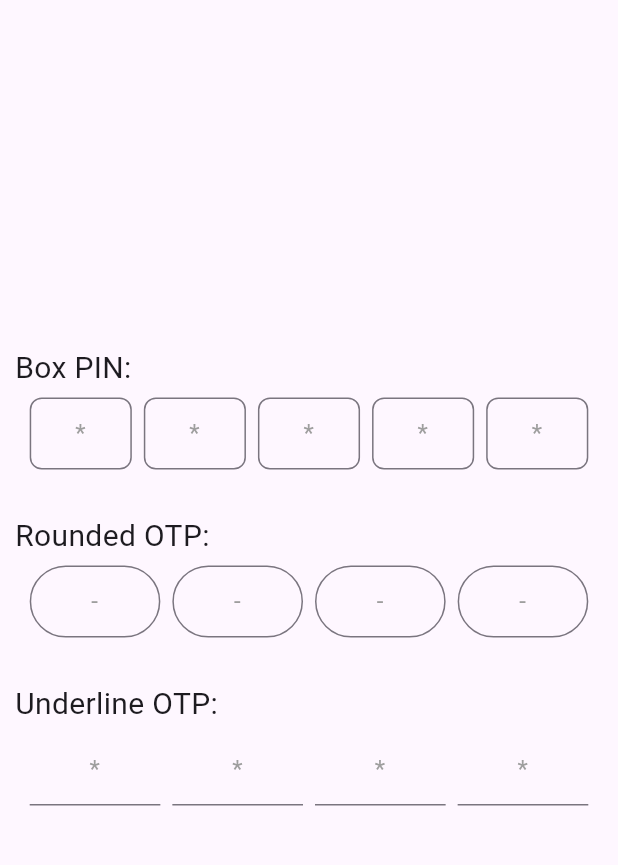
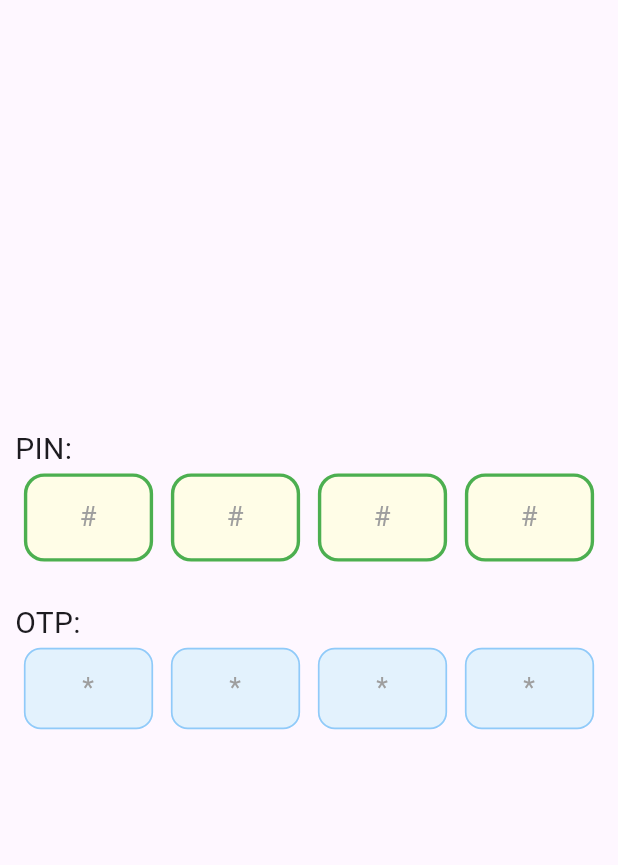
Before and after one commit to suhail7cb/pin_opt_field, a Flutter app: the screen it shows after launch, on a phone screen of 412 x 824 dp, the part 84-949 px from its top. Run offline on Flutter 3.47's test engine with Material 3 defaults, Android fonts, the phone set to English and light mode, and no system bars.

Commit message:
- Custom error message and error border color on validation failure - Custom border styles can be created: box, circle, underline etc - Improved documentation and code comments - Performance improvements - Paste handling and focus support

```diff
--- a/example/lib/main.dart
+++ b/example/lib/main.dart
@@ -14,7 +14,7 @@ class MyApp extends StatelessWidget {
     return MaterialApp(
       title: 'Flutter Demo',
       theme: ThemeData(
-       colorScheme: ColorScheme.fromSeed(seedColor: Colors.deepPurple),
+        colorScheme: ColorScheme.fromSeed(seedColor: Colors.deepPurple),
       ),
       home: const MyHomePage(title: 'OTP PIN Field Demo'),
     );
@@ -24,15 +24,14 @@ class MyApp extends StatelessWidget {
 class MyHomePage extends StatefulWidget {
   const MyHomePage({super.key, required this.title});
 
- final String title;
+  final String title;
 
   @override
   State<MyHomePage> createState() => _MyHomePageState();
 }
 
 class _MyHomePageState extends State<MyHomePage> {
-  int _counter = 0;
-
+  final GlobalKey _pinOtpFieldKey = GlobalKey();
 
   @override
   Widget build(BuildContext context) {
@@ -45,53 +44,85 @@ class _MyHomePageState extends State<MyHomePage> {
       body: Padding(
         padding: const EdgeInsets.all(10.0),
         child: Column(
-         mainAxisAlignment: MainAxisAlignment.center,
+          mainAxisAlignment: MainAxisAlignment.center,
           crossAxisAlignment: CrossAxisAlignment.start,
           children: <Widget>[
-            Text('Box PIN:', style: TextStyle(fontSize: 20),),
+            Text('PIN:', style: TextStyle(fontSize: 20),),
             SizedBox(height: 5,),
             PinOtpField(
-              length: 5, // OTP length
-              decorator: BoxOtpDecorator(hintChar: '*'), // Custom decorator for boxed style
-              obscure: false, // Show or hide input
-              hintChar: '*', // Custom hint character
-              onCompleted: (String otp) {
-                // Action when OTP entry is complete
-                print('PIN entered: $otp');
-                // Add further OTP validation logic here if needed
+              length: 4,
+              decorator: CustomBoxOtpDecorator(),
+              // autoFocus: true,
+              onCompleted: (code) {
+                // handle completion
+                print('PIN entered: $code');
+              },
+              validator: (value) {
+                if (value != "1234")
+                  return "Invalid PIN";
+                return null;
               },
             ),
+
             SizedBox(height: 30,),
-            Text('Rounded OTP:', style: TextStyle(fontSize: 20),),
+            Text('OTP:', style: TextStyle(fontSize: 20),),
             SizedBox(height: 5,),
             PinOtpField(
-              length: 4, // OTP length
-              decorator: CircleOtpDecorator(hintChar: '-'), // Custom decorator for boxed style
-              obscure: false, // Show or hide input
-              hintChar: '', // Custom hint character
-              onCompleted: (String otp) {
-                // Action when OTP entry is complete
-                print('OTP entered: $otp');
-                // Add further OTP validation logic here if needed
+              length: 4,
+              decorator: BoxOtpDecorator(
+                  hintChar: '*',
+                  borderRadius:10,
+                  borderColor: Colors.blue.shade200,
+                  focusedBorderColor: Colors.blue,
+                  fillColor: Colors.blue.shade50),
+              obscure: false,
+              // autoFocus: true,
+              onCompleted: (code) {
+                // handle completion
+                print('OTP entered: $code');
               },
+              validator: (value) {
+                if (value != "1234")
+                  return "Invalid OTP";
+                return null;
+              },
+              errorStyle: TextStyle(fontSize: 15, color: Colors.red),
+
             ),
-            SizedBox(height: 30,),
-            Text('Underline OTP:', style: TextStyle(fontSize: 20),),
-            SizedBox(height: 5,),
-            PinOtpField(
-              length: 4, // OTP length
-              decorator: UnderlineOtpDecorator(hintChar: '*'), // Custom decorator for boxed style
-              obscure: false, // Show or hide input
-              hintChar: '', // Custom hint character
-              onCompleted: (String otp) {
-                // Action when OTP entry is complete
-                print('OTP entered: $otp');
-                // Add further OTP validation logic here if needed
-              },
-            )
           ],
         ),
       ),
     );
   }
 }
+
+
+class CustomBoxOtpDecorator implements OtpFieldDecorator {
+  @override
+  InputDecoration getDecoration({bool hasError = false}) {
+    return InputDecoration(
+      border: OutlineInputBorder(
+        borderRadius: BorderRadius.circular(12.0),
+        borderSide: BorderSide(color: hasError ? Colors.red : Colors.green, width: 2.0),
+      ),
+      enabledBorder: OutlineInputBorder(
+        borderRadius: BorderRadius.circular(12.0),
+        borderSide: BorderSide(color: hasError ? Colors.red : Colors.green, width: 2.0),
+      ),
+      focusedBorder: OutlineInputBorder(
+        borderRadius: BorderRadius.circular(12.0),
+        borderSide: BorderSide(color: hasError ? Colors.red : Colors.blue, width: 2.0),
+      ),
+      errorBorder: OutlineInputBorder(
+        borderRadius: BorderRadius.circular(12.0),
+        borderSide: BorderSide(color: Colors.red, width: 2.0),
+      ),
+      filled: true,
+      fillColor: Colors.yellow.shade50,
+      hintText: '#',
+      hintStyle: TextStyle(color: Colors.grey),
+      counterText: '',
+      contentPadding: EdgeInsets.symmetric(vertical: 14, horizontal: 10),
+    );
+  }
+}
--- a/lib/pin_otp_field.dart
+++ b/lib/pin_otp_field.dart
@@ -1,4 +1,3 @@
-
 import 'package:flutter/material.dart';
 
 part 'pin_otp_field_decoration.dart';
@@ -14,12 +13,12 @@ part 'pin_otp_field_decoration.dart';
 ///
 /// Uses the [OtpFieldDecorator] abstraction to style each input field flexibly for
 /// boxed, circular, underline, or custom appearances.
+
 class PinOtpField extends StatefulWidget {
   /// Number of characters (fields) in the PIN/OTP code.
   final int length;
 
   /// A decorator instance that defines the styling of each individual field.
-  /// This allows different styles like boxed, circle, underline, or fully custom.
   final OtpFieldDecorator decorator;
 
   /// Whether the input text should be obscured (like password fields).
@@ -29,22 +28,22 @@ class PinOtpField extends StatefulWidget {
   final String hintChar;
 
   /// Callback invoked when all PIN/OTP fields are filled.
-  /// Returns the combined text as a single string.
   final ValueChanged<String> onCompleted;
 
-  /// Creates a [PinOtpField] widget.
-  ///
-  /// [length] must be greater than zero.
-  /// [decorator] must not be null and defines the appearance.
-  /// [obscure] defaults to false.
-  /// [hintChar] defaults to '*'.
-  /// [onCompleted] is required and called when input is fully populated.
+  /// Optional validator for the entered code. Returns error message if invalid.
+  final String? Function(String value)? validator;
+
+  /// Style for the error message text.
+  final TextStyle errorStyle;
+
   const PinOtpField({
     Key? key,
     required this.length,
     required this.decorator,
     this.obscure = false,
     this.hintChar = '',
+    this.validator,
+    this.errorStyle = const TextStyle(color: Colors.red, fontSize: 14),
     required this.onCompleted,
   }) : super(key: key);
 
@@ -52,92 +51,213 @@ class PinOtpField extends StatefulWidget {
   _PinOtpFieldState createState() => _PinOtpFieldState();
 }
 
-/// State class that manages text controllers and rendering of the PIN fields.
-class _PinOtpFieldState extends State<PinOtpField> {
-  /// List of controllers, one for each OTP input field, to manage input text.
-  ///
-  late List<TextEditingController> _controllers;
-  late List<FocusNode> _focusNodes;
+class _PinOtpFieldState extends State<PinOtpField> with TickerProviderStateMixin {
+  late List<TextEditingController> _controllers; // Controllers for each field
+  late List<FocusNode> _focusNodes; // Focus nodes for each field
+  late List<AnimationController> _scaleControllers; // Animation controllers for scale
+  late List<Animation<double>> _scaleAnimations; // Scale animations for each field
+  late AnimationController _shakeController; // Controller for shake animation
+  late Animation<double> _shakeAnimation; // Shake animation
 
+  bool _hasError = false; // Tracks if there is a validation error
+  String? errorText; // Stores the error message
 
   @override
   void initState() {
     super.initState();
-    // Initialize controllers for each text field in the OTP
+    // Initialize controllers and focus nodes for each field
     _controllers = List.generate(widget.length, (_) => TextEditingController());
     _focusNodes = List.generate(widget.length, (_) => FocusNode());
 
+    // Initialize scale animations for each field
+    _scaleControllers = List.generate(
+      widget.length,
+          (_) => AnimationController(
+        vsync: this,
+        duration: Duration(milliseconds: 120),
+        lowerBound: 0.7,
+        upperBound: 1.0,
+      ),
+    );
+    _scaleAnimations = _scaleControllers
+        .map((c) => Tween<double>(begin: 1.0, end: 1.15).animate(
+      CurvedAnimation(parent: c, curve: Curves.easeOut),
+    ))
+        .toList();
+
+    // Initialize shake animation for the whole row
+    _shakeController = AnimationController(
+      vsync: this,
+      duration: Duration(milliseconds: 400),
+    );
+    _shakeAnimation = Tween<double>(begin: 0, end: 16)
+        .chain(CurveTween(curve: Curves.elasticIn))
+        .animate(_shakeController);
   }
 
   @override
   void dispose() {
-    // Clean up and dispose each text controller when widget is removed from tree
+    // Dispose all controllers and focus nodes
     for (final controller in _controllers) {
       controller.dispose();
     }
     for (final focusNode in _focusNodes) {
       focusNode.dispose();
     }
+    for (final anim in _scaleControllers) {
+      anim.dispose();
+    }
+    _shakeController.dispose();
     super.dispose();
   }
 
-  /// Builds an individual OTP input field widget at [index].
-  /// Configures the controller, obscuring, decoration, and keyboard interactions.
+  /// Triggers the shake animation for error feedback
+  void _triggerShake() {
+    _shakeController.forward(from: 0);
+  }
+
+  /// Builds a single OTP field with animation and validation
   Widget _buildField(int index) {
-    return TextField(
-      focusNode: _focusNodes[index],
-      controller: _controllers[index],
-      obscureText: widget.obscure, // show dots for sensitive inputs if true
-      decoration: widget.decorator.getDecoration(
-        index,
-        _controllers[index].text.isNotEmpty,
-      ), // Get decoration style per field from the decorator
-      textAlign: TextAlign.center, // Center the input text
-      keyboardType: TextInputType.number, // Numeric keyboard for OTP digits
-      // maxLength: 2, // Only allow one character per field
-      maxLength: widget.length, // Only allow one character per field
+    return AnimatedBuilder(
+      animation: _scaleControllers[index],
+      builder: (context, child) {
+        return Transform.scale(
+          scale: _scaleAnimations[index].value,
+          child: child,
+        );
+      },
+      child: TextField(
+        focusNode: _focusNodes[index],
+        controller: _controllers[index],
+        obscureText: widget.obscure,
+        decoration: widget.decorator.getDecoration(
+          hasError: _hasError,
+        ),
+        textAlign: TextAlign.center,
+        keyboardType: TextInputType.number,
+        maxLength: 1,
         onChanged: (value) {
-        //To check if value is pasted or typed
+          // Handle paste (if user pastes the whole code)
           if (value.length == widget.length) {
             _handlePaste(value);
-          }
-          else {
+          } else {
+            // Only keep the last character if more than one is entered
             if (value.length > 1) {
-              // This can happen if user pastes or quickly types: keep only last char
               _controllers[index].text = value.substring(value.length - 1);
             }
-
             if (value.isNotEmpty) {
-              // Replace current value and move to next field if any
               _controllers[index].text = value.substring(value.length - 1);
+              _scaleControllers[index].forward(from: 0); // Animate scale
+              // Move focus to next field if not last
               if (index < widget.length - 1) {
                 _focusNodes[index + 1].requestFocus();
               }
             } else {
-              // If value is empty, move focus backward if possible
+              // Move focus to previous field if deleting
               if (index > 0) {
                 _focusNodes[index - 1].requestFocus();
                 _controllers[index - 1].selection = TextSelection.collapsed(
                     offset: _controllers[index - 1].text.length);
               }
             }
-
-            // Set cursor position to end in current field
+            // Set cursor at the end
             _controllers[index].selection = TextSelection.collapsed(
                 offset: _controllers[index].text.length);
 
-            // Check if all fields are filled
+            // Validate when all fields are filled
             if (_controllers.every((c) => c.text.isNotEmpty)) {
-              widget.onCompleted(_controllers.map((c) => c.text).join());
+              _validateInput();
             }
-            setState(() {});
           }
-        }
+        },
+      ),
     );
   }
 
+  /// Validates the input using the provided validator and updates error state
+  void _validateInput() {
+    if (widget.validator != null) {
+      String currentValue = _controllers.map((c) => c.text).join();
+      errorText = widget.validator!(currentValue);
+      if (errorText != null) {
+        // If validation fails, show error animation and set error state
+        showErrorAnimation();
+        setState(() {
+          _hasError = true;
+        });
+        return;
+      } else {
+        // If valid, clear error and call onCompleted
+        setState(() {
+          _hasError = false;
+        });
+        _focusNodes.last.unfocus();
+        widget.onCompleted(_controllers.map((c) => c.text).join());
+      }
+    } else {
+      // If no validator, just call onCompleted
+      widget.onCompleted(_controllers.map((c) => c.text).join());
+    }
+  }
+
+  /// Shows error animation (shake) when validation fails
+  void showErrorAnimation() {
+    _triggerShake();
+    // Optionally, clear fields or set error decoration
+  }
+
+  @override
+  Widget build(BuildContext context) {
+    return AnimatedBuilder(
+      animation: _shakeController,
+      builder: (context, child) {
+        // Apply shake animation to the whole row
+        return Transform.translate(
+          offset: Offset(_shakeAnimation.value * (_shakeController.status == AnimationStatus.forward ? 1 : 0), 0),
+          child: child,
+        );
+      },
+      child: LayoutBuilder(
+        builder: (context, constraints) {
+          // Calculate field width based on available space
+          double totalWidth = constraints.maxWidth * 0.9;
+          double fieldWidth = (totalWidth - (widget.length - 1) * 16) / widget.length;
+          return Column(
+            crossAxisAlignment: CrossAxisAlignment.start,
+            children: [
+              // Row of OTP fields
+              Row(
+                mainAxisAlignment: MainAxisAlignment.spaceAround,
+                children: List.generate(widget.length, (index) {
+                  return Padding(
+                    padding: EdgeInsets.symmetric(horizontal: 8),
+                    child: SizedBox(
+                      width: fieldWidth,
+                      child: _buildField(index),
+                    ),
+                  );
+                }),
+              ),
+              // Show error message if validation fails
+              if (_hasError && errorText != null) ...[
+                SizedBox(height: 8),
+                Padding(
+                  padding: EdgeInsets.symmetric(horizontal: 8),
+                  child: Text(
+                    errorText!,
+                    style: widget.errorStyle,
+                  ),
+                ),
+              ],
+            ],
+          );
+        },
+      ),
+    );
+  }
+
+  /// Handles paste event: distributes pasted text across fields
   void _handlePaste(String pastedText) {
-    // Distribute pasted text across fields
     for (int i = 0; i < widget.length; i++) {
       if (i < pastedText.length) {
         _controllers[i].text = pastedText[i];
@@ -150,36 +270,6 @@ class _PinOtpFieldState extends State<PinOtpField> {
     }
     _focusNodes[lastFilledIndex].requestFocus();
 
-    // If all fields are filled, invoke completion callback
-    if (_controllers.every((c) => c.text.isNotEmpty)) {
-      widget.onCompleted(_controllers.map((c) => c.text).join());
-    }
-    setState(() {});
-  }
-
-  @override
-  Widget build(BuildContext context) {
-    // Use LayoutBuilder to adapt the size of fields according to available width
-    return LayoutBuilder(
-      builder: (context, constraints) {
-        // Calculate total width available (95% of max width for margin)
-        double totalWidth = constraints.maxWidth * 0.95;
-        // Calculate width for each field, accounting for 8px gap between fields
-        double fieldWidth = (totalWidth - (widget.length - 1) * 8) / widget.length;
-        // Layout input fields horizontally with spacing and fixed width
-        return Row(
-          mainAxisAlignment: MainAxisAlignment.center,
-          children: List.generate(widget.length, (index) {
-            return Padding(
-              padding: EdgeInsets.symmetric(horizontal: 4), // Half gap on each side = 8px total
-              child: SizedBox(
-                width: fieldWidth, // Fixed width per input field for uniform visuals
-                child: _buildField(index), // Build individual text field widget
-              ),
-            );
-          }),
-        );
-      },
-    );
+    _validateInput();
   }
 }
--- a/lib/pin_otp_field_decoration.dart
+++ b/lib/pin_otp_field_decoration.dart
@@ -1,3 +1,4 @@
+
 part of 'pin_otp_field.dart';
 
 /// Abstract interface for OTP field decoration
@@ -6,7 +7,7 @@ part of 'pin_otp_field.dart';
 abstract class OtpFieldDecorator {
   /// Returns the [InputDecoration] for the OTP field at the given [index].
   /// Provides [isFilled] to indicate if this field currently has input.
-  InputDecoration getDecoration(int index, bool isFilled);
+  InputDecoration getDecoration({bool hasError});
 }
 
 
@@ -15,118 +16,53 @@ abstract class OtpFieldDecorator {
 /// The hint character displays when the field is empty.
 class BoxOtpDecorator implements OtpFieldDecorator {
   final Color borderColor;
+  final Color focusedBorderColor;
+  final Color errorBorderColor;
+
   final double borderRadius;
+  final double borderWidth;
   final Color fillColor;
   final String hintChar;
   final TextStyle? hintStyle;
 
   BoxOtpDecorator({
     this.borderColor = Colors.grey,
+    this.focusedBorderColor = Colors.black,
+    this.errorBorderColor = Colors.red,
     this.borderRadius = 8.0,
+    this.borderWidth = 1.0,
     this.fillColor = Colors.transparent,
     this.hintChar = '',
     this.hintStyle,
   });
 
   @override
-  InputDecoration getDecoration(int index, bool isFilled) {
+  InputDecoration getDecoration({bool hasError= false}) {
+    final Color effectiveBorderColor = hasError  ? errorBorderColor : borderColor;
     return InputDecoration(
-      // Rounded rectangular box border
       border: OutlineInputBorder(
+        borderRadius: BorderRadius.circular(borderRadius,),
+        borderSide: BorderSide(color: effectiveBorderColor, width: borderWidth),
+      ),
+      enabledBorder: OutlineInputBorder(
         borderRadius: BorderRadius.circular(borderRadius),
-        borderSide: BorderSide(color: borderColor),
+        borderSide: BorderSide(color: effectiveBorderColor,width: borderWidth),
       ),
-      filled: isFilled, // fill background only when field is filled
-      fillColor: isFilled ? fillColor : Colors.transparent,
-      hintText: hintChar, // show hint character when empty
+      focusedBorder: OutlineInputBorder(
+        borderRadius: BorderRadius.circular(borderRadius),
+        borderSide: BorderSide(color: hasError ? effectiveBorderColor : focusedBorderColor,width: borderWidth),
+      ),
+      errorBorder: OutlineInputBorder(
+        borderRadius: BorderRadius.circular(borderRadius),
+        borderSide: BorderSide(color: errorBorderColor, width: borderWidth),
+      ),
+      filled: true,
+      // fillColor: isFilled ? fillColor : Colors.transparent,
+      fillColor:  fillColor,
+      hintText: hintChar,
       hintStyle: hintStyle ?? TextStyle(color: Colors.grey),
-      counterText: '', // hides counter text for maxLength fields
+      counterText: '',
       contentPadding: EdgeInsets.symmetric(vertical: 12, horizontal: 8),
     );
   }
 }
-
-
-
-/// CircleOtpDecorator renders OTP fields with circular borders.
-/// Uses a high border radius to create circle-effect on the input fields.
-/// Ideal for rounded OTP input fields with customizable hint and fill colors.
-class CircleOtpDecorator implements OtpFieldDecorator {
-  final Color borderColor;
-  final double borderRadius;
-  final Color fillColor;
-  final String hintChar;
-  final TextStyle? hintStyle;
-
-  CircleOtpDecorator({
-    this.borderColor = Colors.grey,
-    this.borderRadius = 30.0, // large radius for circle shape
-    this.fillColor = Colors.transparent,
-    this.hintChar = '',
-    this.hintStyle,
-  });
-
-  @override
-  InputDecoration getDecoration(int index, bool isFilled) {
-    return InputDecoration(
-      border: OutlineInputBorder(
-        borderRadius: BorderRadius.circular(borderRadius),
-        borderSide: BorderSide(color: borderColor),
-      ),
-      filled: isFilled,
-      fillColor: isFilled ? fillColor : Colors.transparent,
-      hintText: hintChar,
-      hintStyle: hintStyle ?? TextStyle(color: Colors.grey),
-      counterText: '',
-      contentPadding: EdgeInsets.all(12),
-    );
-  }
-}
-
-
-/// UnderlineOtpDecorator renders OTP fields with underline style borders only.
-/// Uses [UnderlineInputBorder] to create a simple line under the input.
-/// Suitable for minimalist OTP input UI styles.
-class UnderlineOtpDecorator implements OtpFieldDecorator {
-  final Color borderColor;
-  final Color fillColor;
-  final String hintChar;
-  final TextStyle? hintStyle;
-
-  UnderlineOtpDecorator({
-    this.borderColor = Colors.grey,
-    this.fillColor = Colors.transparent,
-    this.hintChar = '',
-    this.hintStyle,
-  });
-
-  @override
-  InputDecoration getDecoration(int index, bool isFilled) {
-    return InputDecoration(
-      border: UnderlineInputBorder(
-        borderSide: BorderSide(color: borderColor),
-      ),
-      filled: isFilled,
-      fillColor: isFilled ? fillColor : Colors.transparent,
-      hintText: hintChar,
-      hintStyle: hintStyle ?? TextStyle(color: Colors.grey),
-      counterText: '',
-      contentPadding: EdgeInsets.symmetric(vertical: 8),
-    );
-  }
-}
-
-
-/// CustomOtpDecorator allows users to provide their own custom [InputDecoration].
-/// Useful for full customization beyond boxed, circular, or underline styles.
-/// This class acts as a wrapper forwarding the custom decoration provided.
-class CustomOtpDecorator implements OtpFieldDecorator {
-  final InputDecoration decoration;
-
-  /// Creates a custom decorator by passing a fully customized [InputDecoration].
-  /// [decoration] - user-defined decoration for the OTP field.
-  CustomOtpDecorator(this.decoration);
-
-  @override
-  InputDecoration getDecoration(int index, bool isFilled) => decoration;
-}
--- a/pubspec.yaml
+++ b/pubspec.yaml
@@ -1,6 +1,6 @@
 name: pin_otp_field
 description: "A customizable Flutter widget for entering PIN or OTP codes, supporting various styles and input behaviors."
-version: 0.0.1
+version: 0.0.2
 
 homepage: 'https://github.com/suhail7cb/pin_opt_field.git'
 
```
Also changed, not shown: 2 other files.
